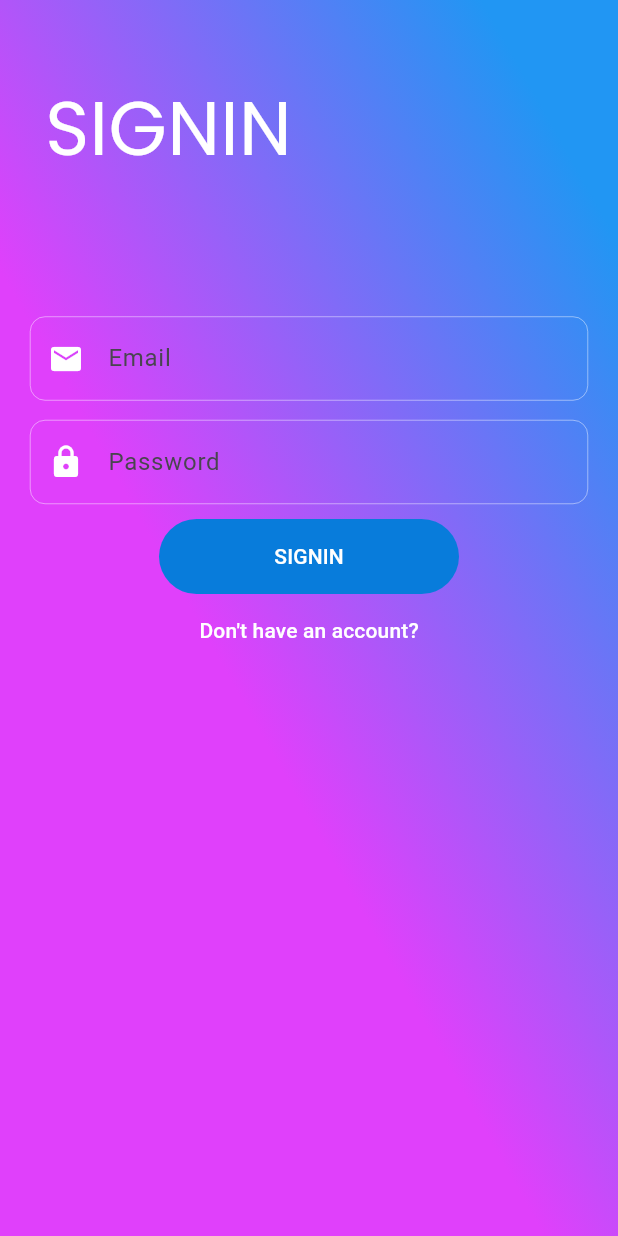
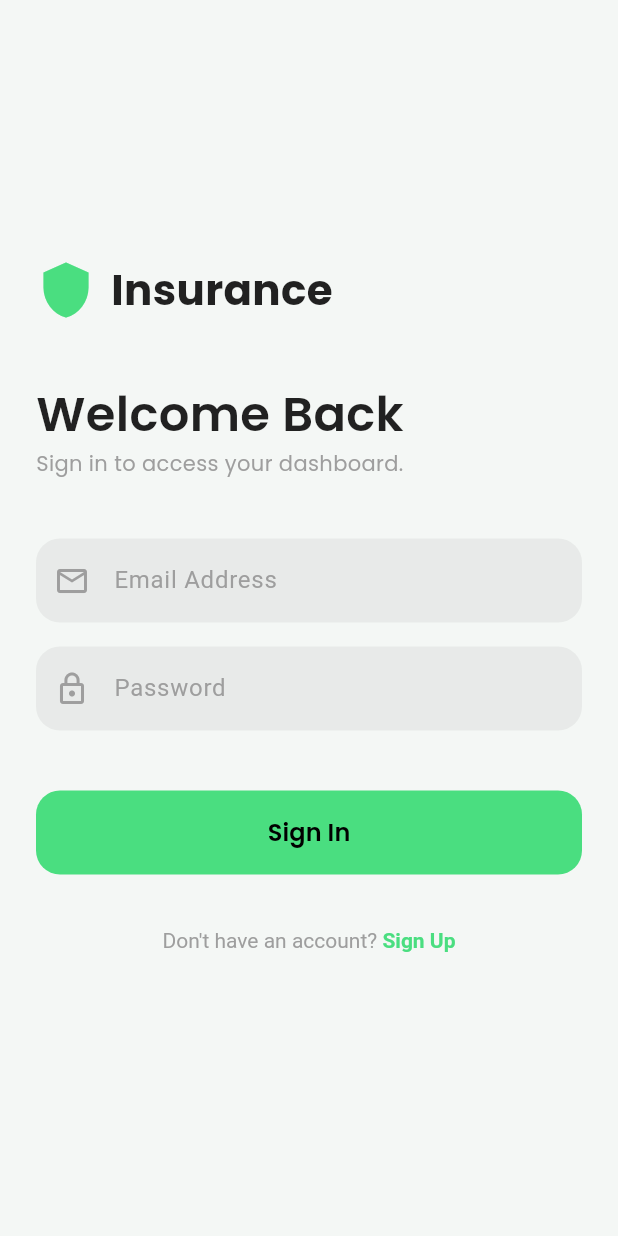
Before and after one commit to fahimfrk/project-insurance-app, a Flutter app: the screen it shows after launch, on a phone screen of 412 x 824 dp. Run offline on Flutter 3.47's test engine with Material 3 defaults, Android fonts, the phone set to English and light mode, and no system bars; our stand-ins replace google_fonts, supabase_flutter; accounts and stored records are empty.

Commit message:
Redesign login and registration screen
Replace the animated gradient form with a polished, theme-aware authentication UI. Keep registration state within the screen and update successful sign-up messaging.

```diff
--- a/lib/login.dart
+++ b/lib/login.dart
@@ -11,50 +11,22 @@ class Login extends StatefulWidget {
   State<Login> createState() => _LoginState();
 }
 
+class _LoginState extends State<Login> {
   bool register = false;
-
-class _LoginState extends State<Login>
-    with WidgetsBindingObserver, SingleTickerProviderStateMixin {
-  late AnimationController _controller;
-
   final TextEditingController user = TextEditingController();
   final TextEditingController pass = TextEditingController();
-
   final SupabaseClient supabase = Supabase.instance.client;
 
   @override
-  void initState() {
-    super.initState();
-
-    WidgetsBinding.instance.addObserver(this);
-
-    _controller = AnimationController(
-      vsync: this,
-      duration: const Duration(seconds: 10),
-    )..repeat();
-  }
-
-  @override
   void dispose() {
-    WidgetsBinding.instance.removeObserver(this);
-
-    _controller.dispose();
-
     user.dispose();
     pass.dispose();
-
     super.dispose();
   }
 
-  @override
-  void didChangePlatformBrightness() {
-    setState(() {});
-  }
-
   // ============================================================
-  // SUPABASE LOGIN
+  // SUPABASE LOGIN (Unchanged from your original code)
   // ============================================================
-
   Future<void> loginUser() async {
     final email = user.text.trim();
     final password = pass.text;
@@ -75,9 +47,7 @@ class _LoginState extends State<Login>
       if (response.user != null) {
         user.clear();
         pass.clear();
-
         if (!mounted) return;
-
         Navigator.pushReplacement(
           context,
           MaterialPageRoute(builder: (context) => const InsuranceDashboard()),
@@ -85,21 +55,16 @@ class _LoginState extends State<Login>
       }
     } on AuthException catch (e) {
       if (!mounted) return;
-      ScaffoldMessenger.of(
-        context,
-      ).showSnackBar(SnackBar(content: Text(e.message)));
+      ScaffoldMessenger.of(context).showSnackBar(SnackBar(content: Text(e.message)));
     } catch (e) {
       if (!mounted) return;
-      ScaffoldMessenger.of(
-        context,
-      ).showSnackBar(SnackBar(content: Text('Login failed: $e')));
+      ScaffoldMessenger.of(context).showSnackBar(SnackBar(content: Text('Login failed: $e')));
     }
   }
 
   // ============================================================
-  // SUPABASE REGISTER
+  // SUPABASE REGISTER (Unchanged from your original code)
   // ============================================================
-
   Future<void> registerUser() async {
     final email = user.text.trim();
     final password = pass.text;
@@ -113,9 +78,7 @@ class _LoginState extends State<Login>
 
     if (password.length < 6) {
       ScaffoldMessenger.of(context).showSnackBar(
-        const SnackBar(
-          content: Text('Password must contain at least 6 characters'),
-        ),
+        const SnackBar(content: Text('Password must contain at least 6 characters')),
       );
       return;
     }
@@ -129,170 +92,134 @@ class _LoginState extends State<Login>
       if (response.user != null) {
         user.clear();
         pass.clear();
-
         if (!mounted) return;
 
         ScaffoldMessenger.of(context).showSnackBar(
-          const SnackBar(
-            content: Text(
-              'Registration successful. Check your email for verification.',
-            ),
-          ),
+          const SnackBar(content: Text('Registration successful. You can now login.')),
         );
 
         setState(() {
-          register = false;
-          x = 'SIGNIN';
-          y = 'SIGNUP';
+          register = false; // Switch back to login view automatically
         });
       }
     } on AuthException catch (e) {
       if (!mounted) return;
-      ScaffoldMessenger.of(
-        context,
-      ).showSnackBar(SnackBar(content: Text(e.message)));
+      ScaffoldMessenger.of(context).showSnackBar(SnackBar(content: Text(e.message)));
     } catch (e) {
       if (!mounted) return;
-      ScaffoldMessenger.of(
-        context,
-      ).showSnackBar(SnackBar(content: Text('Registration failed: $e')));
+      ScaffoldMessenger.of(context).showSnackBar(SnackBar(content: Text('Registration failed: $e')));
     }
   }
 
   // ============================================================
-  // CHANGE LOGIN / REGISTER UI
+  // NEW PREMIUM UI BUILDER
   // ============================================================
-
-  String x = 'SIGNIN';
-  String y = 'SIGNUP';
-
-  void rota() {
-    if (x == 'SIGNIN') {
-      x = 'SIGNUP';
-      y = 'LOGIN';
-    } else {
-      x = 'SIGNIN';
-      y = 'SIGNUP';
-    }
-
-    setState(() {});
-  }
-
   @override
   Widget build(BuildContext context) {
+    // Brand colors matching your dashboard screenshots
     final isDark = MediaQuery.of(context).platformBrightness == Brightness.dark;
+    final bgColor = isDark ? const Color(0xFF161C19) : const Color(0xFFF4F7F5);
+    final accentGreen = const Color(0xFF4ADE80);
+    final textColor = isDark ? Colors.white : Colors.black87;
+    final fieldBgColor = isDark ? Colors.white.withOpacity(0.05) : Colors.black.withOpacity(0.05);
 
-    return AnimatedBuilder(
-      animation: _controller,
-      builder: (context, _) {
     return Scaffold(
-          body: Container(
-            decoration: BoxDecoration(
-              gradient: LinearGradient(
-                colors: isDark
-                    ? [Colors.deepPurple, Colors.black]
-                    : [Colors.blue, Colors.purpleAccent],
-                begin: Alignment(-1 + _controller.value * 2, -1),
-                end: Alignment(-1, 1 - _controller.value * 2),
+      backgroundColor: bgColor,
+      body: SafeArea(
+        child: Center(
+          child: SingleChildScrollView(
+            child: Padding(
+              padding: const EdgeInsets.symmetric(horizontal: 24.0),
+              child: Column(
+                mainAxisAlignment: MainAxisAlignment.center,
+                crossAxisAlignment: CrossAxisAlignment.start,
+                children: [
+                  // HEADER / LOGO AREA
+                  Row(
+                    children: [
+                      Icon(Icons.shield, color: accentGreen, size: 40),
+                      const SizedBox(width: 10),
+                      Text(
+                        'Insurance',
+                        style: GoogleFonts.poppins(
+                          fontSize: 28,
+                          fontWeight: FontWeight.bold,
+                          color: textColor,
                         ),
                       ),
-            child: SafeArea(
-              child: ListView(
-                children: [
-                  // ==================================================
-                  // TITLE
-                  // ==================================================
-                  Container(
-                    padding: const EdgeInsets.only(
-                      top: 50,
-                      left: 10,
-                      right: 10,
-                      bottom: 80,
+                    ],
                   ),
-                    margin: const EdgeInsets.symmetric(horizontal: 20),
-                    child: Text(
-                      x,
+                  const SizedBox(height: 40),
+                  Text(
+                    register ? 'Create Account' : 'Welcome Back',
                     style: GoogleFonts.poppins(
-                        fontSize: 50,
-                        fontWeight: FontWeight.w400,
-                        color: Colors.white,
+                      fontSize: 32,
+                      fontWeight: FontWeight.w600,
+                      color: textColor,
+                    ),
+                  ),
+                  Text(
+                    register
+                        ? 'Sign up to manage your policies.'
+                        : 'Sign in to access your dashboard.',
+                    style: GoogleFonts.poppins(
+                      fontSize: 14,
+                      color: Colors.grey,
+                    ),
+                  ),
+                  const SizedBox(height: 40),
+
+                  // EMAIL FIELD
+                  TextField(
+                    controller: user,
+                    keyboardType: TextInputType.emailAddress,
+                    style: TextStyle(color: textColor),
+                    decoration: InputDecoration(
+                      hintText: 'Email Address',
+                      hintStyle: const TextStyle(color: Colors.grey),
+                      prefixIcon: const Icon(Icons.email_outlined, color: Colors.grey),
+                      filled: true,
+                      fillColor: fieldBgColor,
+                      border: OutlineInputBorder(
+                        borderRadius: BorderRadius.circular(16),
+                        borderSide: BorderSide.none,
+                      ),
+                      focusedBorder: OutlineInputBorder(
+                        borderRadius: BorderRadius.circular(16),
+                        borderSide: BorderSide(color: accentGreen, width: 1.5),
                       ),
                     ),
                   ),
+                  const SizedBox(height: 16),
 
-                  // ==================================================
-                  // FORM
-                  // ==================================================
-                  Container(
-                    padding: const EdgeInsets.all(10),
-                    margin: const EdgeInsets.symmetric(horizontal: 10),
-                    child: Column(
-                      children: [
-                        // EMAIL
+                  // PASSWORD FIELD
                   TextField(
-                          controller: user,
-                          keyboardType: TextInputType.emailAddress,
+                    controller: pass,
+                    obscureText: true,
+                    style: TextStyle(color: textColor),
                     decoration: InputDecoration(
-                            labelText: 'Email',
-                            prefixIcon: const Icon(
-                              Icons.email,
-                              color: Colors.white,
-                            ),
-                            enabledBorder: OutlineInputBorder(
-                              borderSide: const BorderSide(
-                                width: 0.3,
-                                color: Colors.white,
-                              ),
-                              borderRadius: BorderRadius.circular(10),
+                      hintText: 'Password',
+                      hintStyle: const TextStyle(color: Colors.grey),
+                      prefixIcon: const Icon(Icons.lock_outline, color: Colors.grey),
+                      filled: true,
+                      fillColor: fieldBgColor,
+                      border: OutlineInputBorder(
+                        borderRadius: BorderRadius.circular(16),
+                        borderSide: BorderSide.none,
                       ),
                       focusedBorder: OutlineInputBorder(
-                              borderSide: const BorderSide(
-                                width: 1,
-                                color: Colors.white,
-                              ),
-                              borderRadius: BorderRadius.circular(10),
+                        borderRadius: BorderRadius.circular(16),
+                        borderSide: BorderSide(color: accentGreen, width: 1.5),
                       ),
                     ),
                   ),
+                  const SizedBox(height: 40),
 
-                        const SizedBox(height: 13),
-
-                        // PASSWORD
-                        TextField(
-                          controller: pass,
-                          obscureText: true,
-                          decoration: InputDecoration(
-                            labelText: 'Password',
-                            prefixIcon: const Icon(
-                              Icons.lock,
-                              color: Colors.white,
-                            ),
-                            enabledBorder: OutlineInputBorder(
-                              borderSide: const BorderSide(
-                                width: 0.3,
-                                color: Colors.white,
-                              ),
-                              borderRadius: BorderRadius.circular(10),
-                            ),
-                            focusedBorder: OutlineInputBorder(
-                              borderSide: const BorderSide(
-                                width: 1,
-                                color: Colors.white,
-                              ),
-                              borderRadius: BorderRadius.circular(10),
-                            ),
-                          ),
-                        ),
-
-                        const SizedBox(height: 10),
-
-                        // ==================================================
                   // LOGIN / REGISTER BUTTON
-                        // ==================================================
                   SizedBox(
-                          width: 200,
-                          height: 50,
-                          child: TextButton(
+                    width: double.infinity,
+                    height: 56,
+                    child: ElevatedButton(
                       onPressed: () {
                         if (register) {
                           registerUser();
@@ -300,52 +227,62 @@ class _LoginState extends State<Login>
                           loginUser();
                         }
                       },
-                            style: TextButton.styleFrom(
-                              backgroundColor: const Color.fromARGB(
-                                255,
-                                8,
-                                124,
-                                219,
+                      style: ElevatedButton.styleFrom(
+                        backgroundColor: accentGreen,
+                        foregroundColor: Colors.black, // Dark text on light green
+                        elevation: 0,
+                        shape: RoundedRectangleBorder(
+                          borderRadius: BorderRadius.circular(16),
                         ),
                       ),
                       child: Text(
-                              register ? 'SIGNUP' : 'SIGNIN',
-                              style: const TextStyle(color: Colors.white),
+                        register ? 'Sign Up' : 'Sign In',
+                        style: GoogleFonts.poppins(
+                          fontSize: 16,
+                          fontWeight: FontWeight.w600,
                         ),
                       ),
                     ),
+                  ),
+                  const SizedBox(height: 20),
 
-                        // ==================================================
                   // SWITCH LOGIN / REGISTER
-                        // ==================================================
-                        TextButton(
+                  Center(
+                    child: TextButton(
                       onPressed: () {
                         setState(() {
                           register = !register;
-
-                              if (register) {
-                                x = 'SIGNUP';
-                              } else {
-                                x = 'SIGNIN';
-                              }
                         });
                       },
-                          child: Text(
-                            register
-                                ? 'Already have an account?'
-                                : "Don't have an account?",
-                            style: const TextStyle(color: Colors.white),
+                      style: TextButton.styleFrom(
+                        foregroundColor: accentGreen,
+                        splashFactory: NoSplash.splashFactory, // cleaner look
                       ),
-                        ),
-                      ],
+                      child: RichText(
+                        text: TextSpan(
+                          text: register
+                              ? 'Already have an account? '
+                              : "Don't have an account? ",
+                          style: TextStyle(color: Colors.grey.shade500),
+                          children: [
+                            TextSpan(
+                              text: register ? 'Sign In' : 'Sign Up',
+                              style: TextStyle(
+                                color: accentGreen,
+                                fontWeight: FontWeight.bold,
                               ),
                             ),
                           ],
                         ),
                       ),
                     ),
-        );
-      },
+                  ),
+                ],
+              ),
+            ),
+          ),
+        ),
+      ),
     );
   }
 }
```
Lines whose indentation alone changed are shown as unchanged.
